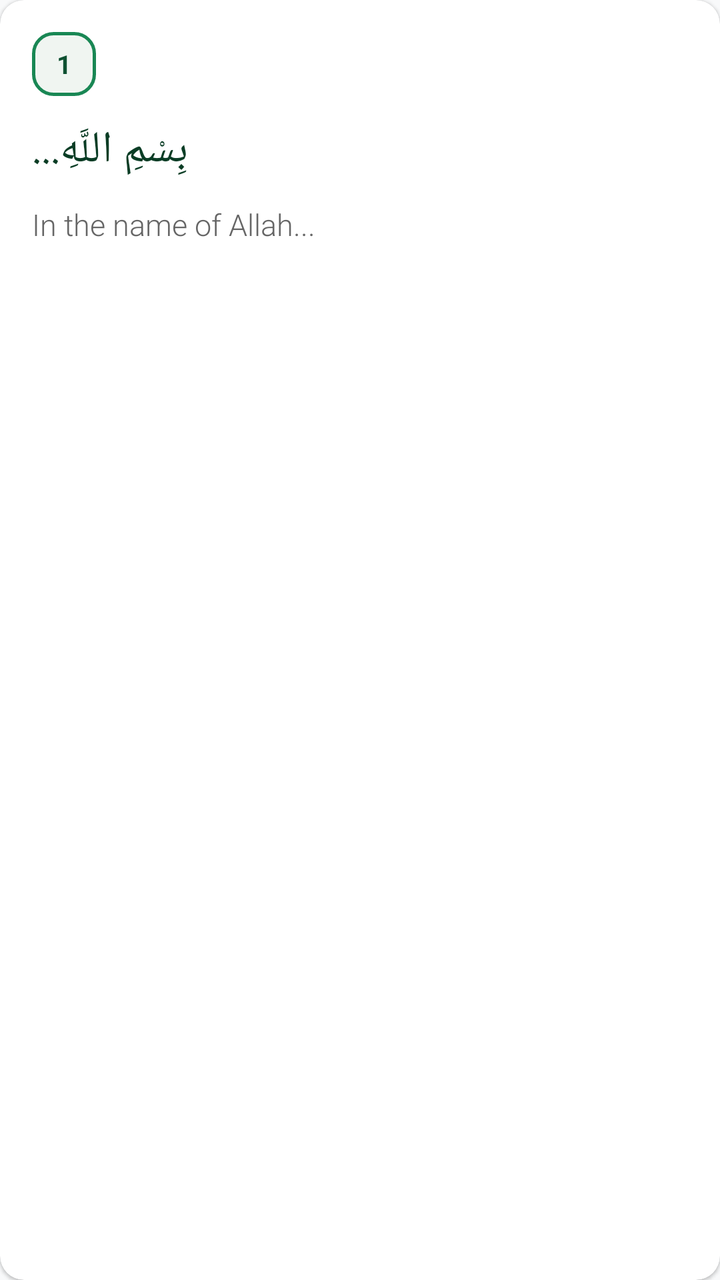
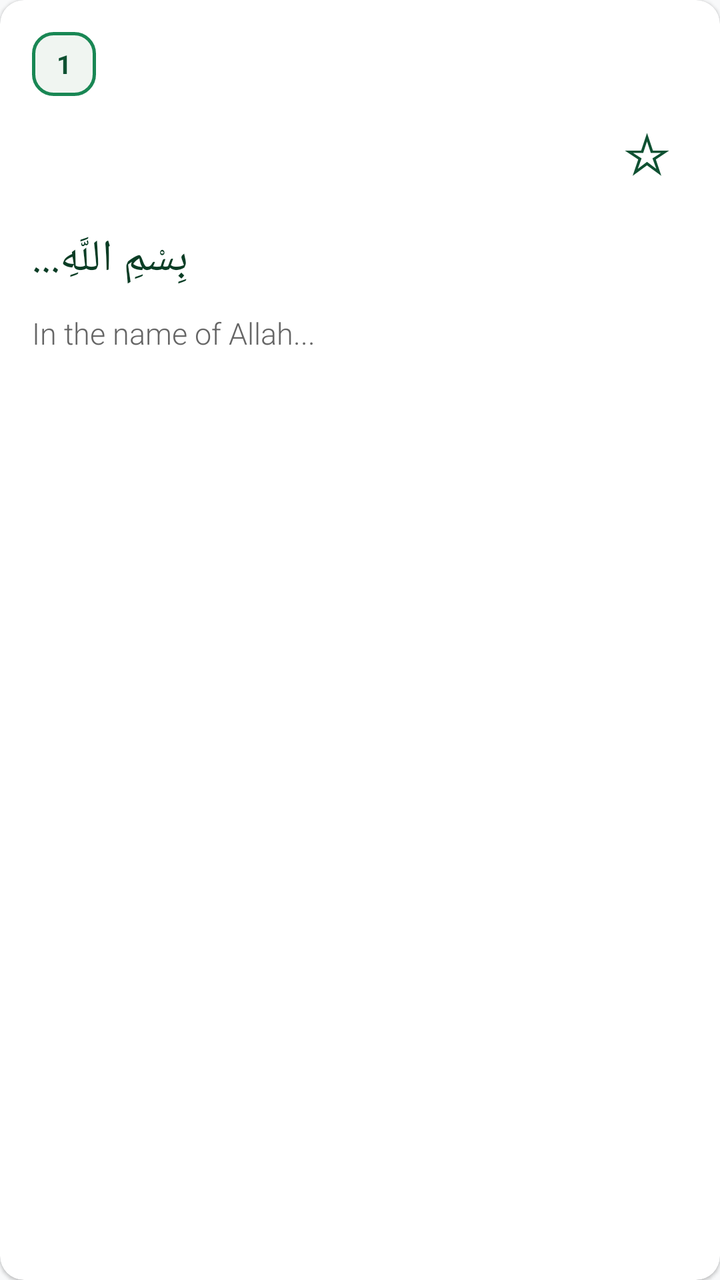

Before-and-after screenshots of an Android layout around one commit, followed by the original layout XML and the change that was made.
<!-- AndroidManifest.xml: application theme Theme.Noor -->
<!-- res/layout/item_ayah.xml -->
<?xml version="1.0" encoding="utf-8"?>
<androidx.cardview.widget.CardView
    xmlns:android="http://schemas.android.com/apk/res/android"
    xmlns:app="http://schemas.android.com/apk/res-auto"
    android:layout_width="match_parent"
    android:layout_height="wrap_content"
    android:layout_marginHorizontal="8dp"
    android:layout_marginVertical="6dp"
    app:cardBackgroundColor="@color/surface"
    app:cardCornerRadius="12dp"
    app:cardElevation="1dp">

    <LinearLayout
        android:layout_width="match_parent"
        android:layout_height="wrap_content"
        android:orientation="vertical"
        android:padding="16dp">

        
        <TextView
            android:id="@+id/tvAyahNumber"
            android:layout_width="32dp"
            android:layout_height="32dp"
            android:background="@drawable/bg_surah_number"
            android:gravity="center"
            android:text="1"
            android:textColor="@color/primary"
            android:textSize="13sp"
            android:textStyle="bold" />

        
        <TextView
            android:id="@+id/tvArabic"
            android:layout_width="match_parent"
            android:layout_height="wrap_content"
            android:layout_marginTop="12dp"
            android:gravity="end"
            android:text="بِسْمِ اللَّهِ..."
            android:textColor="@color/primary_dark"
            android:textSize="22sp"
            android:lineSpacingExtra="8dp" />

        
        <TextView
            android:id="@+id/tvEnglish"
            android:layout_width="match_parent"
            android:layout_height="wrap_content"
            android:layout_marginTop="12dp"
            android:text="In the name of Allah..."
            android:textColor="@color/text_secondary"
            android:textSize="15sp"
            android:lineSpacingExtra="4dp"
            android:fontFamily="sans-serif-light" />

    </LinearLayout>
</androidx.cardview.widget.CardView>
<!-- resources referenced by this layout -->
<resources>
  <color name="primary">#0F5132</color>
  <color name="primary_dark">#0A3D25</color>
  <color name="surface">#FFFFFF</color>
  <color name="text_secondary">#666666</color>
  <!-- drawable bg_surah_number (drawable) -->
  <?xml version="1.0" encoding="utf-8"?>
  <shape xmlns:android="http://schemas.android.com/apk/res/android"
      android:shape="rectangle">
      <solid android:color="#F0F5F1" />
      <corners android:radius="10dp" />
      <stroke android:width="1.5dp" android:color="@color/primary_light" />
  </shape>
  <style name="Theme.Noor" parent="Theme.MaterialComponents.Light.NoActionBar">
          <item name="colorPrimary">@color/primary</item>
          <item name="colorPrimaryVariant">@color/primary_dark</item>
          <item name="colorOnPrimary">@color/white</item>
          <item name="colorSecondary">@color/accent</item>
          <item name="colorSecondaryVariant">@color/accent_dark</item>
          <item name="colorOnSecondary">@color/black</item>
          <item name="android:statusBarColor">@color/primary_dark</item>
          <item name="android:windowBackground">@color/background</item>
      </style>
  <color name="primary_light">#198754</color>
  <color name="white">#FFFFFF</color>
  <color name="accent">#D4AF37</color>
  <color name="accent_dark">#B8941F</color>
  <color name="black">#000000</color>
  <color name="background">#F8F9FA</color>
</resources>

<!-- the commit's change to res/layout/item_ayah.xml (unified diff, before → after) -->
@@ -28,6 +28,17 @@
             android:textSize="13sp"
             android:textStyle="bold" />
 
+        <TextView
+            android:id="@+id/tvAyahBookmark"
+            android:layout_width="wrap_content"
+            android:layout_height="wrap_content"
+            android:layout_gravity="end"
+            android:padding="8dp"
+            android:text="☆"
+            android:textColor="@color/primary"
+            android:textSize="28sp"
+            android:contentDescription="Add bookmark" />
+
         
         <TextView
             android:id="@+id/tvArabic"
